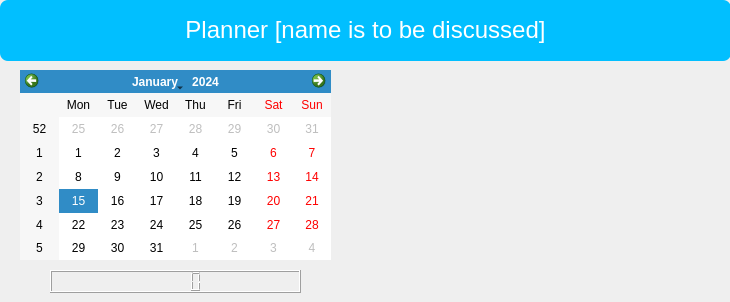
Qt form main.ui (KennBe/S.E-project) before a commit.
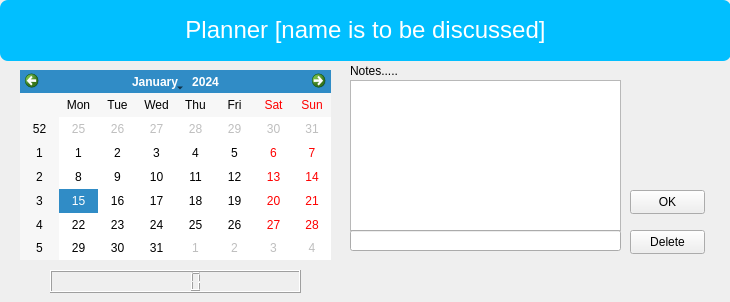
The same form after that commit. The open tabs and pages were chosen to show the change.

```diff
--- a/main.ui
+++ b/main.ui
@@ -196,7 +196,70 @@
      </property>
     </widget>
    </widget>
-   <widget class="QWidget" name="NotesPage"/>
+   <widget class="QWidget" name="NotesPage">
+    <widget class="QListWidget" name="noteItemList">
+     <property name="geometry">
+      <rect>
+       <x>20</x>
+       <y>20</y>
+       <width>271</width>
+       <height>151</height>
+      </rect>
+     </property>
+    </widget>
+    <widget class="QPushButton" name="noteDeleteBtn">
+     <property name="geometry">
+      <rect>
+       <x>300</x>
+       <y>170</y>
+       <width>75</width>
+       <height>24</height>
+      </rect>
+     </property>
+     <property name="text">
+      <string>Delete</string>
+     </property>
+    </widget>
+    <widget class="QLineEdit" name="noteLineEdit">
+     <property name="geometry">
+      <rect>
+       <x>20</x>
+       <y>170</y>
+       <width>271</width>
+       <height>21</height>
+      </rect>
+     </property>
+     <property name="styleSheet">
+      <string notr="true">font:12pt;</string>
+     </property>
+    </widget>
+    <widget class="QPushButton" name="noteOKBtn">
+     <property name="geometry">
+      <rect>
+       <x>300</x>
+       <y>130</y>
+       <width>75</width>
+       <height>24</height>
+      </rect>
+     </property>
+     <property name="text">
+      <string>OK</string>
+     </property>
+    </widget>
+    <widget class="QLabel" name="label_2">
+     <property name="geometry">
+      <rect>
+       <x>20</x>
+       <y>0</y>
+       <width>91</width>
+       <height>21</height>
+      </rect>
+     </property>
+     <property name="text">
+      <string>Notes.....</string>
+     </property>
+    </widget>
+   </widget>
    <widget class="QWidget" name="AlarmPage">
     <widget class="QListWidget" name="alarmList">
      <property name="geometry">
```
Left out of the diff: 16 changed lines with no effect on the pictures.
